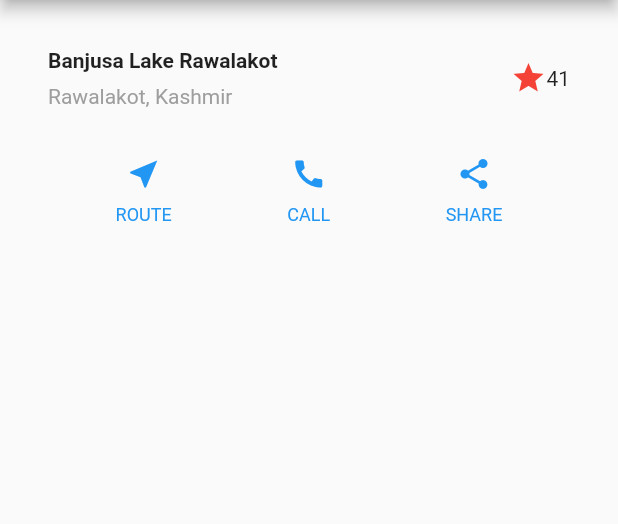
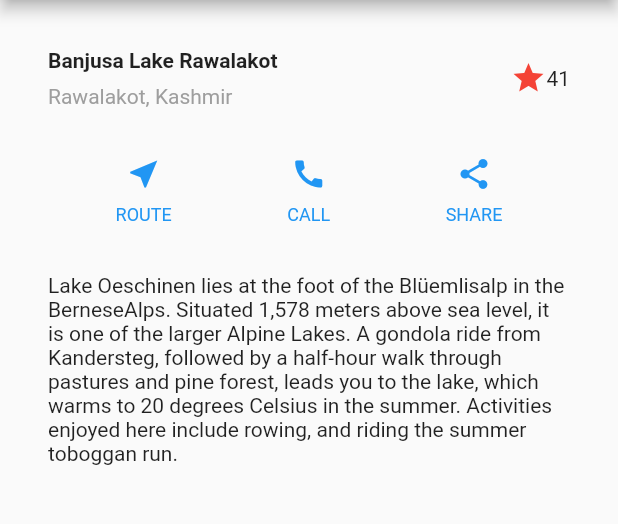
Before and after one commit to ameernormie/flutter-layout, a Flutter app: the screen it shows after launch, on a phone screen of 412 x 824 dp, the part 84-608 px from its top. Run offline on Flutter 3.47's test engine with Material 2 defaults, Android fonts, the phone set to English and light mode, and no system bars.

Commit message:
chore: add text section in layout

```diff
--- a/lib/main.dart
+++ b/lib/main.dart
@@ -48,6 +48,19 @@ class MyApp extends StatelessWidget {
       ),
     );
 
+    Widget textSection = Container(
+      padding: EdgeInsets.all(32),
+      child: Text(
+        'Lake Oeschinen lies at the foot of the Blüemlisalp in the Bernese'
+        'Alps. Situated 1,578 meters above sea level, it is one of the '
+        'larger Alpine Lakes. A gondola ride from Kandersteg, followed by a '
+        'half-hour walk through pastures and pine forest, leads you to the '
+        'lake, which warms to 20 degrees Celsius in the summer. Activities '
+        'enjoyed here include rowing, and riding the summer toboggan run.',
+        softWrap: true,
+      ),
+    );
+
     return MaterialApp(
         title: 'Flutter Layout Demo',
         theme: ThemeData(
@@ -67,7 +80,7 @@ class MyApp extends StatelessWidget {
             title: Text('Flutter Layout Demo'),
           ),
           body: ListView(
-            children: <Widget>[titleSection, buttonSection],
+            children: <Widget>[titleSection, buttonSection, textSection],
           ),
         ));
   }
```
